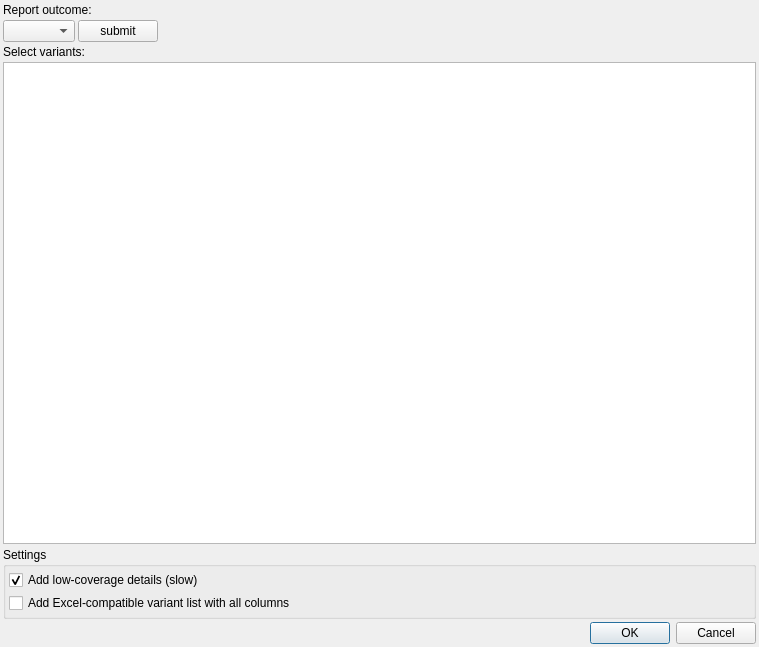
Old version of the form src/GSvar/ReportDialog.ui in the repository imgag/ngs-bits.
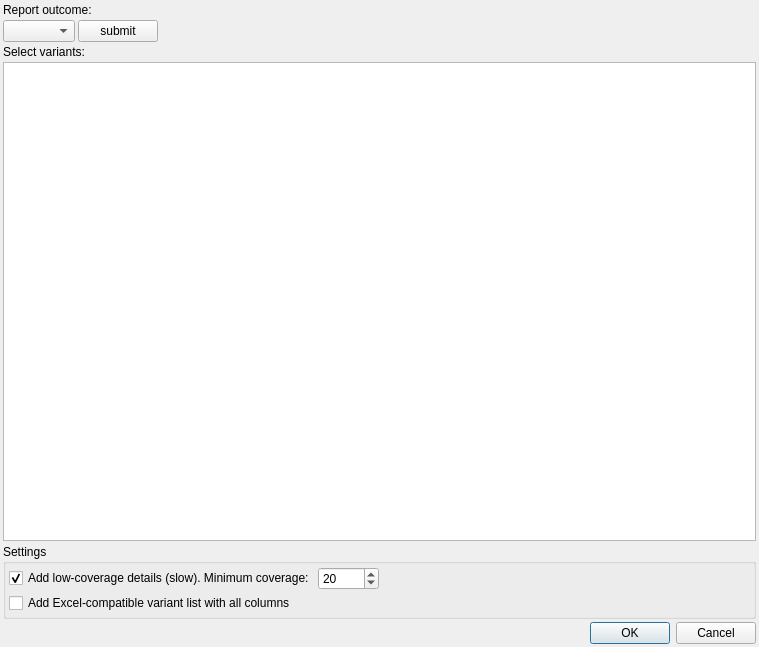
New version of the form.

Commit message: GSvar: made low-coverge cutoff for report configurable

Patch:
```diff
--- a/src/GSvar/ReportDialog.ui
+++ b/src/GSvar/ReportDialog.ui
@@ -105,14 +105,47 @@
        <number>3</number>
       </property>
       <item>
+       <layout class="QHBoxLayout" name="horizontalLayout_3">
+        <item>
        <widget class="QCheckBox" name="details_cov">
         <property name="text">
-         <string>Add low-coverage details (slow)</string>
+           <string>Add low-coverage details (slow). Minimum coverage:</string>
         </property>
         <property name="checked">
          <bool>true</bool>
         </property>
        </widget>
+        </item>
+        <item>
+         <widget class="QSpinBox" name="min_cov">
+          <property name="minimum">
+           <number>5</number>
+          </property>
+          <property name="maximum">
+           <number>99999</number>
+          </property>
+          <property name="singleStep">
+           <number>5</number>
+          </property>
+          <property name="value">
+           <number>20</number>
+          </property>
+         </widget>
+        </item>
+        <item>
+         <spacer name="horizontalSpacer_2">
+          <property name="orientation">
+           <enum>Qt::Horizontal</enum>
+          </property>
+          <property name="sizeHint" stdset="0">
+           <size>
+            <width>40</width>
+            <height>20</height>
+           </size>
+          </property>
+         </spacer>
+        </item>
+       </layout>
       </item>
       <item>
        <widget class="QCheckBox" name="details_var">
```
Lines whose indentation alone changed are shown as unchanged. The commit also changes 6 other files.
